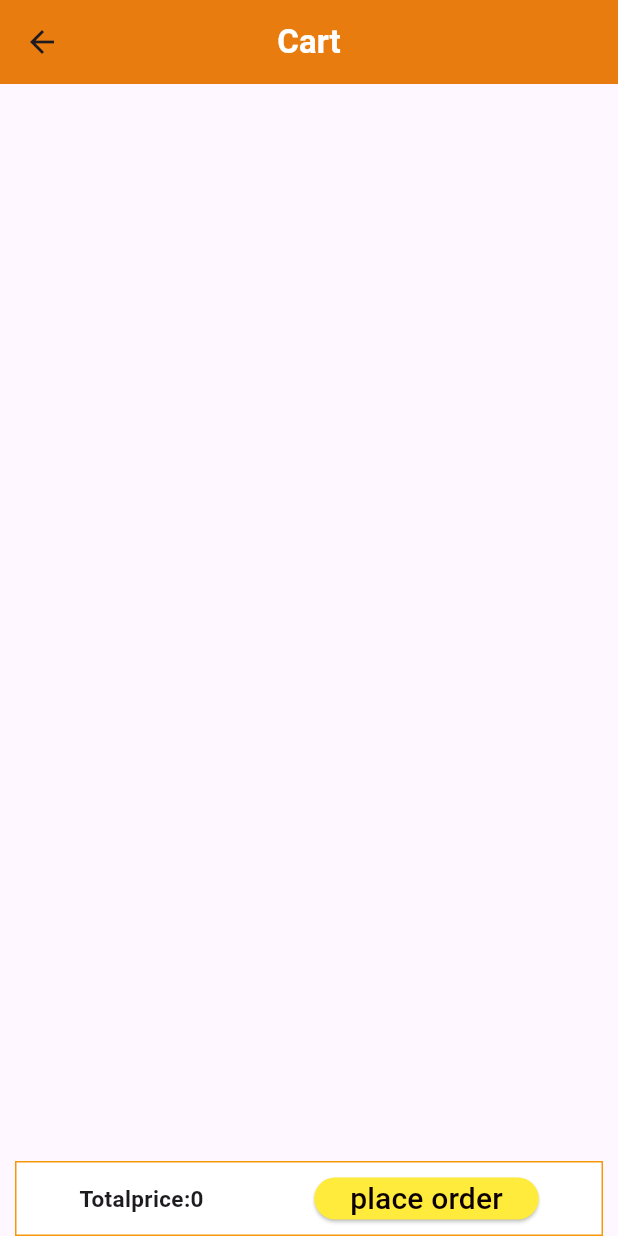
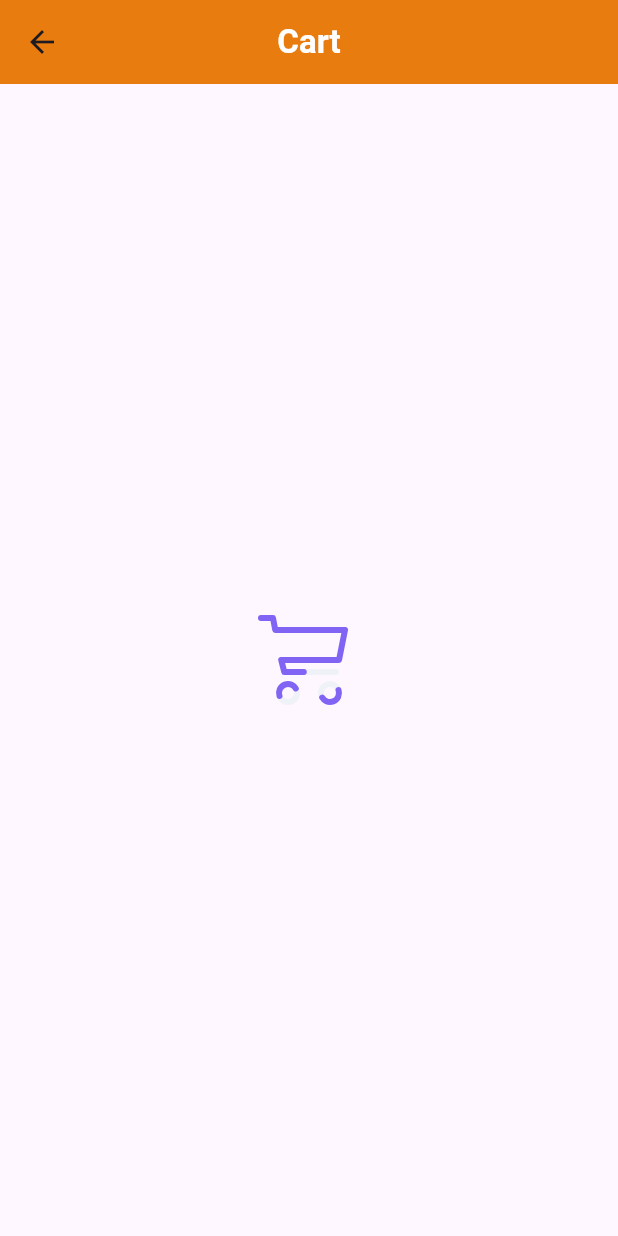
Before and after one commit to Rayeesz/brand_hub_shoe_app, a Flutter app: the Cart screen opened directly, on a phone screen of 412 x 824 dp. Run offline on Flutter 3.47's test engine with Material 3 defaults, Android fonts, the phone set to English and light mode, and no system bars; our stand-ins replace banner_carousel, hive, hive_flutter, image_picker, lottie, pie_chart and 1 more; accounts and stored records are empty.

Commit message:
third commit

```diff
--- a/lib/screens/cart.dart
+++ b/lib/screens/cart.dart
@@ -1,8 +1,7 @@
 // ignore_for_file: sized_box_for_whitespace, prefer_const_constructors, sort_child_properties_last, must_be_immutable, unnecessary_string_interpolations, prefer_const_constructors_in_immutables, prefer_const_literals_to_create_immutables, unused_local_variable
 
-
-
 import 'package:flutter/material.dart';
+import 'package:lottie/lottie.dart';
 import 'package:travel_app/function/cartfunction.dart';
 import 'package:travel_app/function/shoefunction.dart';
 import 'package:travel_app/model/cartmodel/cartmodel.dart';
@@ -12,8 +11,8 @@ import 'package:travel_app/widget/screenhome.dart';
 
 class Cart extends StatefulWidget {
   Cart({
-    super.key,
-  });
+    Key? key,
+  }) : super(key: key);
 
   @override
   State<Cart> createState() => _CartState();
@@ -21,12 +20,18 @@ class Cart extends StatefulWidget {
 
 class _CartState extends State<Cart> {
   int totalprice = 0;
-
   int selectedquantity = 1;
 
+
   @override
+
+  void initState() {
+
+     getAllCart();
+
+  }
   Widget build(BuildContext context) {
-    getAllCart();
+
     return Scaffold(
       appBar: AppBar(
         leading: IconButton(
@@ -43,21 +48,36 @@ class _CartState extends State<Cart> {
         ),
         backgroundColor: Color.fromARGB(255, 233, 124, 15),
       ),
-      body: Stack(children: [
-        ValueListenableBuilder(
+      body: Column(
+        children: [
+          Expanded(
+            child: ValueListenableBuilder(
               valueListenable: cartListnoti,
-          builder: (BuildContext ctx, List<CartModel> cartlist, Widget? child) {
-            return ListView.builder(
+              builder:
+                  (BuildContext ctx, List<CartModel> cartlist, Widget? child) {
+                return cartlist.isEmpty
+                    ? Center(
+                        child: SizedBox(
+                          height: 200,
+                          width: 200,
+                          child: Lottie.asset(
+                              'assets/Animation - 1709196906492.json'),
+                        ),
+                      )
+                    : Stack(children: [
+                        ListView.builder(
                           itemCount: cartlist.length,
                           itemBuilder: (ctx, index) {
                             final cart = cartlist[index];
                             getAllshoeDetils();
+
                             List<int?> price = [];
                             for (var element in cartlist) {
                               price.add(int.tryParse(element.price)!.toInt());
                             }
-                totalprice =
-                    price.reduce((value, element) => value! + element!)!;
+
+                            totalprice = price
+                                .reduce((value, element) => value! + element!)!;
 
                             return Padding(
                               padding: EdgeInsets.all(30),
@@ -65,20 +85,24 @@ class _CartState extends State<Cart> {
                                 crossAxisAlignment: CrossAxisAlignment.start,
                                 children: [
                                   Row(
-                          crossAxisAlignment: CrossAxisAlignment.start,
+                                    crossAxisAlignment:
+                                        CrossAxisAlignment.start,
                                     children: [
                                       Container(
                                         width: 150,
                                         height: 150,
                                         decoration: BoxDecoration(
-                                borderRadius: BorderRadius.circular(15),
+                                          borderRadius:
+                                              BorderRadius.circular(15),
                                           image: DecorationImage(
-                                    image: AssetImage(cart.image)),
+                                            image: AssetImage(cart.image),
+                                          ),
                                         ),
                                       ),
                                       SizedBox(width: 30),
                                       Column(
-                              crossAxisAlignment: CrossAxisAlignment.start,
+                                        crossAxisAlignment:
+                                            CrossAxisAlignment.start,
                                         children: [
                                           SizedBox(height: 50),
                                           Text(
@@ -88,7 +112,6 @@ class _CartState extends State<Cart> {
                                               fontWeight: FontWeight.w700,
                                             ),
                                           ),
-                                // SizedBox(height: 10),
                                           Row(
                                             children: [
                                               Text(
@@ -98,29 +121,31 @@ class _CartState extends State<Cart> {
                                                   fontWeight: FontWeight.w200,
                                                 ),
                                               ),
-                                    SizedBox(
-                                      width: 10,
-                                    ),
+                                              SizedBox(width: 10),
                                               DropdownButton(
                                                 value: cart.Quantity,
                                                 items: List.generate(
                                                   10,
-                                            (index) => DropdownMenuItem<int>(
+                                                  (index) =>
+                                                      DropdownMenuItem<int>(
                                                     child: Text("${index + 1}"),
                                                     value: index + 1,
-                                                )),
+                                                  ),
+                                                ),
                                                 onChanged: (value) {
                                                   setState(() {
                                                     if (value != null) {
                                                       cart.Quantity = value;
-                                              totalprice = calculateTotalPrice(
-                                                  cartListnoti.value);
+                                                      totalprice =
+                                                          calculateTotalPrice(
+                                                              cartListnoti
+                                                                  .value);
                                                     }
                                                   });
-                                        }),
+                                                },
+                                              ),
                                             ],
                                           ),
-                                // SizedBox(height: 10),
                                           Text(
                                             "price : ${int.tryParse(cart.price)! * cart.Quantity}",
                                             style: TextStyle(
@@ -133,32 +158,42 @@ class _CartState extends State<Cart> {
                                     ],
                                   ),
                                   Divider(),
-                      ]),
-                );
-              },
+                                ],
+                              ),
                             );
                           },
                         ),
                         Align(
                           alignment: Alignment.bottomCenter,
-            child: Expanded(
+                          child: Container(
+                            height: 50,
+                            child: Stack(
+                              children: [
+                                Positioned.fill(
+                                  child: Container(
+                                    color: Colors.transparent,
+                                  ),
+                                ),
+                                Positioned(
+                                  bottom: 0,
+                                  left: 0,
+                                  right: 0,
                                   child: Padding(
                                     padding: const EdgeInsets.only(
-                  left: 10,
-                  right: 10,
-                ),
+                                        left: 10, right: 10),
                                     child: Container(
                                       padding: const EdgeInsets.all(10),
                                       width: double.infinity,
-                    height: 50,
                                       decoration: BoxDecoration(
                                         color: Colors.white,
                                         border: Border.all(
-                        color: const Color.fromARGB(255, 247, 152, 9),
+                                          color: const Color.fromARGB(
+                                              255, 247, 152, 9),
                                         ),
                                       ),
                                       child: Row(
-                      mainAxisAlignment: MainAxisAlignment.spaceEvenly,
+                                        mainAxisAlignment:
+                                            MainAxisAlignment.spaceEvenly,
                                         children: [
                                           Text(
                                             'Totalprice:$totalprice',
@@ -172,26 +207,42 @@ class _CartState extends State<Cart> {
                                           ),
                                           ElevatedButton(
                                             onPressed: () {
-                            Navigator.of(context).push(MaterialPageRoute(
-                                builder: (context) => Address()));
+                                              Navigator.of(context).push(
+                                                MaterialPageRoute(
+                                                    builder: (context) =>
+                                                        Address()),
+                                              );
                                             },
                                             child: Text(
                                               "place order",
                                               style: TextStyle(
                                                 fontSize: 20,
-                                color: const Color.fromARGB(255, 13, 0, 0)),
+                                                color: const Color.fromARGB(
+                                                    255, 13, 0, 0),
+                                              ),
                                             ),
                                             style: ButtonStyle(
-                            backgroundColor: MaterialStateProperty.all(
+                                              backgroundColor:
+                                                  MaterialStateProperty.all(
                                                 Colors.yellow,
                                               ),
                                             ),
                                           ),
                                         ],
-                    )),
                                       ),
-            ))
-      ]),
+                                    ),
+                                  ),
+                                ),
+                              ],
+                            ),
+                          ),
+                        )
+                      ]);
+              },
+            ),
+          ),
+        ],
+      ),
     );
   }
 
@@ -204,6 +255,5 @@ class _CartState extends State<Cart> {
       }
     }
     return total;
-
   }
 }
--- a/pubspec.yaml
+++ b/pubspec.yaml
@@ -42,6 +42,7 @@ dependencies:
   hive_flutter: ^1.1.0
   image_picker: ^1.0.7
   pie_chart: ^5.4.0
+  lottie: ^3.1.0
 
 dev_dependencies:
   flutter_test:
```
Also changed, not shown: assets/Animation - 1709196906492.json (added, +1 -0 lines), lib/main.dart (+0 -13 lines), lib/screens/user.dart (+2 -6 lines), pubspec.lock. Lines whose indentation alone changed are shown as unchanged.
